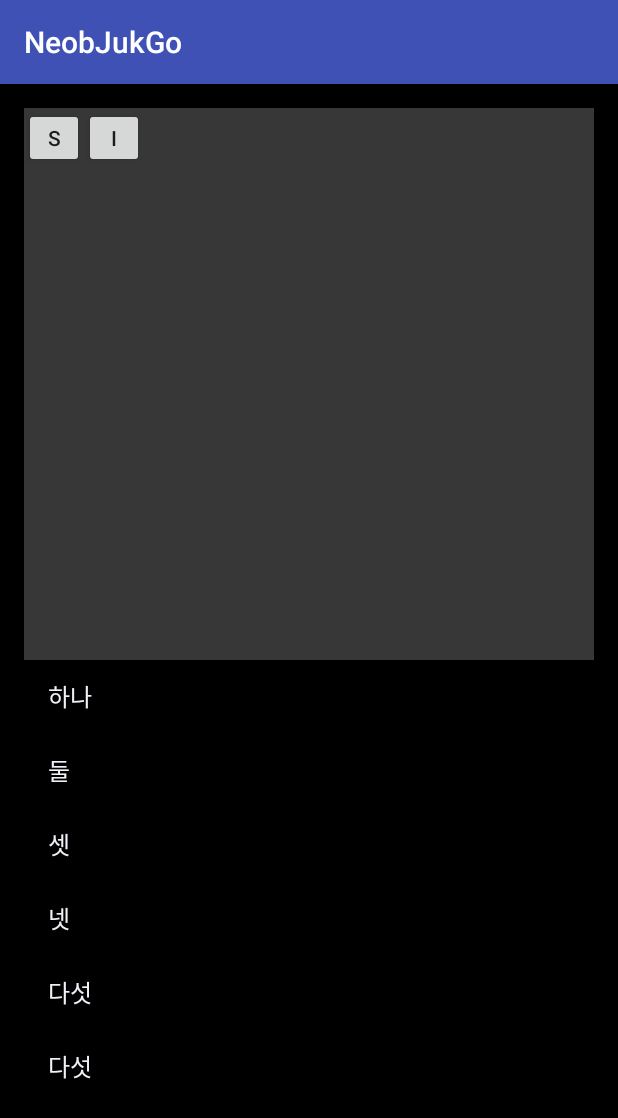
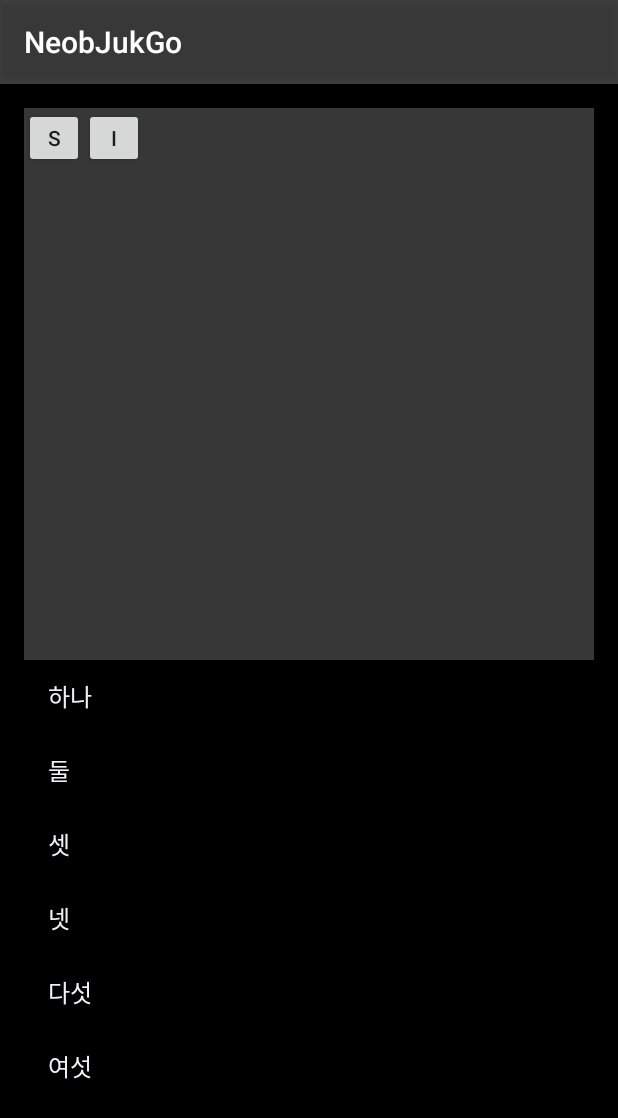
Before and after one commit to JaeRyoungKa/CS496_PROJECT4_NEOBJUKGO, an Android app: the screen it shows after launch (MainActivity), on a phone screen of 412 x 824 dp. Shown: the top 1118 px of the screen. Run offline under Robolectric (Android 15) with nearby library versions, the phone set to English and light mode, and no system bars.

Commit message:
style changes

```diff
--- a/app/src/main/AndroidManifest.xml
+++ b/app/src/main/AndroidManifest.xml
@@ -8,9 +8,7 @@
         android:label="@string/app_name"
         android:supportsRtl="true"
         android:theme="@style/AppTheme">
-        <activity
-            android:configChanges="orientation"
-            android:name=".MainActivity">
+        <activity android:name=".MainActivity">
             <intent-filter>
                 <action android:name="android.intent.action.MAIN" />
 
--- a/app/src/main/java/com/example/q/neobjukgo/MainActivity.java
+++ b/app/src/main/java/com/example/q/neobjukgo/MainActivity.java
@@ -1,6 +1,8 @@
 package com.example.q.neobjukgo;
 
+import android.graphics.drawable.ColorDrawable;
 import android.os.AsyncTask;
+import android.support.v7.app.ActionBar;
 import android.support.v7.app.AppCompatActivity;
 import android.os.Bundle;
 import android.view.View;
@@ -44,7 +46,11 @@ public class MainActivity extends AppCompatActivity {
         ManagerLogger.getInstance().log("셋");
         ManagerLogger.getInstance().log("넷");
         ManagerLogger.getInstance().log("다섯");
-        ManagerLogger.getInstance().log("다섯");
+        ManagerLogger.getInstance().log("여섯");
+
+        ActionBar actionBar = getSupportActionBar();
+        actionBar.setBackgroundDrawable(new ColorDrawable(0xBB000000));
+
          int temp = summon_random();
          ATT = temp/10;
          DEF = 80+temp%10*4;
```
